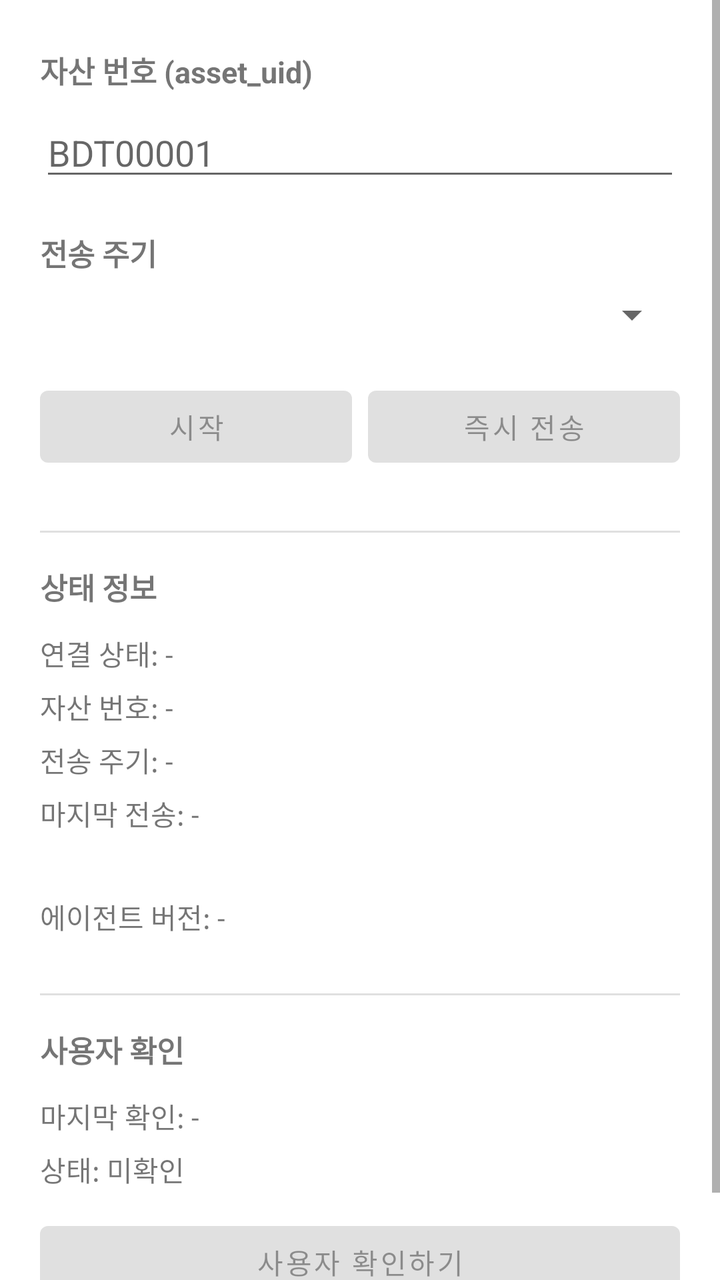
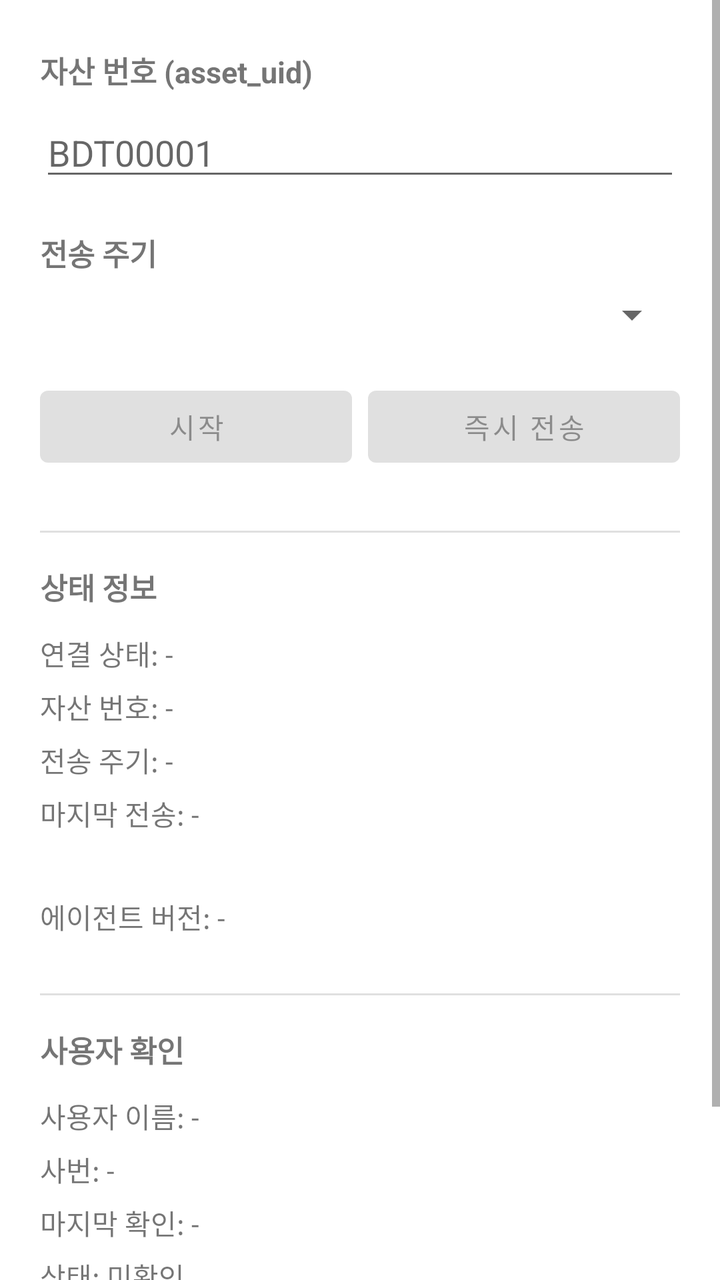

Screens rendered from an Android XML layout before and after an edit, with the pre-edit source and the edit as a unified diff.
<!-- AndroidManifest.xml: application theme Theme.OAAgent -->
<!-- res/layout/activity_setup.xml -->
<?xml version="1.0" encoding="utf-8"?>
<ScrollView xmlns:android="http://schemas.android.com/apk/res/android"
    android:layout_width="match_parent"
    android:layout_height="match_parent"
    android:fitsSystemWindows="true">

    <LinearLayout
        android:layout_width="match_parent"
        android:layout_height="wrap_content"
        android:orientation="vertical"
        android:paddingStart="20dp"
        android:paddingEnd="20dp"
        android:paddingTop="24dp"
        android:paddingBottom="32dp">

        
        <TextView
            android:layout_width="wrap_content"
            android:layout_height="wrap_content"
            android:text="자산 번호 (asset_uid)"
            android:textSize="15sp"
            android:textStyle="bold" />

        <EditText
            android:id="@+id/et_asset_uid"
            android:layout_width="match_parent"
            android:layout_height="wrap_content"
            android:hint="BDT00001"
            android:inputType="textCapCharacters"
            android:maxLength="10"
            android:layout_marginTop="8dp" />

        <TextView
            android:id="@+id/tv_asset_uid_error"
            android:layout_width="wrap_content"
            android:layout_height="wrap_content"
            android:text="형식: [B|R|C|L|S][유형코드][5자리 숫자]"
            android:textColor="#F44336"
            android:textSize="12sp"
            android:layout_marginTop="4dp"
            android:visibility="gone" />

        
        <TextView
            android:layout_width="wrap_content"
            android:layout_height="wrap_content"
            android:text="전송 주기"
            android:textSize="15sp"
            android:textStyle="bold"
            android:layout_marginTop="20dp" />

        <Spinner
            android:id="@+id/spinner_interval"
            android:layout_width="match_parent"
            android:layout_height="wrap_content"
            android:layout_marginTop="8dp" />

        
        <LinearLayout
            android:layout_width="match_parent"
            android:layout_height="wrap_content"
            android:orientation="horizontal"
            android:layout_marginTop="20dp">

            <Button
                android:id="@+id/btn_start"
                android:layout_width="0dp"
                android:layout_height="48dp"
                android:layout_weight="1"
                android:text="시작"
                android:enabled="false"
                android:layout_marginEnd="8dp" />

            <Button
                android:id="@+id/btn_send_now"
                android:layout_width="0dp"
                android:layout_height="48dp"
                android:layout_weight="1"
                android:text="즉시 전송"
                android:enabled="false" />
        </LinearLayout>

        
        <ProgressBar
            android:id="@+id/progress_bar"
            android:layout_width="wrap_content"
            android:layout_height="wrap_content"
            android:layout_gravity="center"
            android:layout_marginTop="8dp"
            android:visibility="gone" />

        
        <View
            android:layout_width="match_parent"
            android:layout_height="1dp"
            android:background="#E0E0E0"
            android:layout_marginTop="28dp" />

        <TextView
            android:layout_width="wrap_content"
            android:layout_height="wrap_content"
            android:text="상태 정보"
            android:textSize="15sp"
            android:textStyle="bold"
            android:layout_marginTop="16dp" />

        <TextView
            android:id="@+id/tv_status"
            android:layout_width="wrap_content"
            android:layout_height="wrap_content"
            android:text="연결 상태: -"
            android:textSize="14sp"
            android:layout_marginTop="12dp" />

        <TextView
            android:id="@+id/tv_asset_uid_display"
            android:layout_width="wrap_content"
            android:layout_height="wrap_content"
            android:text="자산 번호: -"
            android:textSize="14sp"
            android:layout_marginTop="6dp" />

        <TextView
            android:id="@+id/tv_interval"
            android:layout_width="wrap_content"
            android:layout_height="wrap_content"
            android:text="전송 주기: -"
            android:textSize="14sp"
            android:layout_marginTop="6dp" />

        <TextView
            android:id="@+id/tv_last_heartbeat"
            android:layout_width="wrap_content"
            android:layout_height="wrap_content"
            android:text="마지막 전송: -"
            android:textSize="14sp"
            android:layout_marginTop="6dp" />

        <TextView
            android:id="@+id/tv_send_result"
            android:layout_width="wrap_content"
            android:layout_height="wrap_content"
            android:textSize="14sp"
            android:textColor="#1565C0"
            android:layout_marginTop="6dp" />

        <TextView
            android:id="@+id/tv_agent_version"
            android:layout_width="wrap_content"
            android:layout_height="wrap_content"
            android:text="에이전트 버전: -"
            android:textSize="14sp"
            android:layout_marginTop="6dp" />

        
        <View
            android:layout_width="match_parent"
            android:layout_height="1dp"
            android:background="#E0E0E0"
            android:layout_marginTop="28dp" />

        <TextView
            android:layout_width="wrap_content"
            android:layout_height="wrap_content"
            android:text="사용자 확인"
            android:textSize="15sp"
            android:textStyle="bold"
            android:layout_marginTop="16dp" />

        <TextView
            android:id="@+id/tv_last_verified"
            android:layout_width="wrap_content"
            android:layout_height="wrap_content"
            android:text="마지막 확인: -"
            android:textSize="14sp"
            android:layout_marginTop="12dp" />

        <TextView
            android:id="@+id/tv_verification_status"
            android:layout_width="wrap_content"
            android:layout_height="wrap_content"
            android:text="상태: 미확인"
            android:textSize="14sp"
            android:layout_marginTop="6dp" />

        <Button
            android:id="@+id/btn_verify"
            android:layout_width="match_parent"
            android:layout_height="48dp"
            android:text="사용자 확인하기"
            android:enabled="false"
            android:layout_marginTop="12dp" />

    </LinearLayout>
</ScrollView>
<!-- resources referenced by this layout -->
<resources>
  <style name="Theme.OAAgent" parent="Theme.MaterialComponents.Light.DarkActionBar">
          <item name="colorPrimary">#1565C0</item>
          <item name="colorPrimaryVariant">#0D47A1</item>
          <item name="colorOnPrimary">#FFFFFF</item>
          <item name="colorSecondary">#43A047</item>
          <item name="colorOnSecondary">#FFFFFF</item>
      </style>
</resources>

<!-- the commit's change to res/layout/activity_setup.xml (unified diff, before → after) -->
@@ -168,12 +168,28 @@
             android:layout_marginTop="16dp" />
 
         <TextView
+            android:id="@+id/tv_user_name"
+            android:layout_width="wrap_content"
+            android:layout_height="wrap_content"
+            android:text="사용자 이름: -"
+            android:textSize="14sp"
+            android:layout_marginTop="12dp" />
+
+        <TextView
+            android:id="@+id/tv_employee_id"
+            android:layout_width="wrap_content"
+            android:layout_height="wrap_content"
+            android:text="사번: -"
+            android:textSize="14sp"
+            android:layout_marginTop="6dp" />
+
+        <TextView
             android:id="@+id/tv_last_verified"
             android:layout_width="wrap_content"
             android:layout_height="wrap_content"
             android:text="마지막 확인: -"
             android:textSize="14sp"
-            android:layout_marginTop="12dp" />
+            android:layout_marginTop="6dp" />
 
         <TextView
             android:id="@+id/tv_verification_status"
